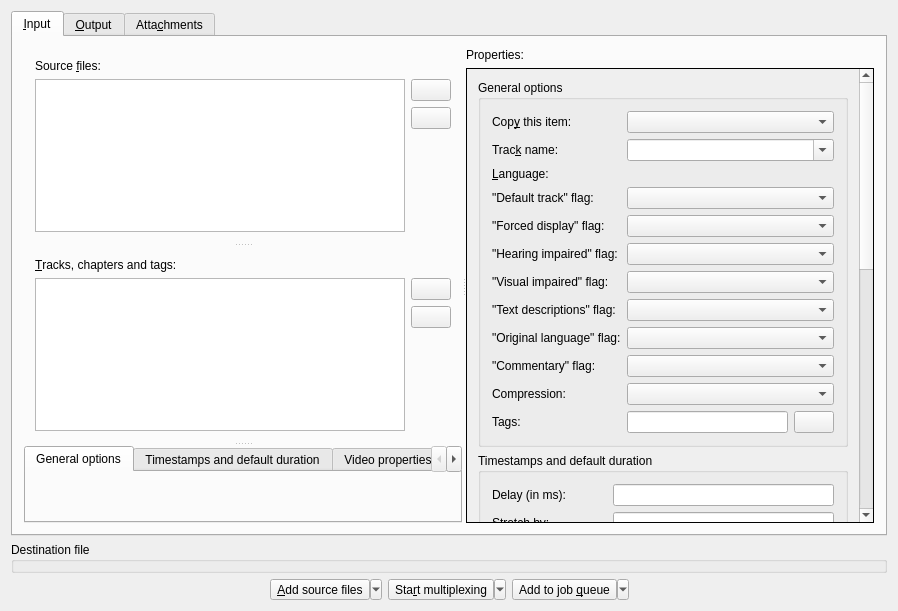
This is src/mkvtoolnix-gui/forms/merge/tab.ui in jpsdr/MKVToolnix-Windows-7 as Qt 5 draws it before an edit. The edited form follows.
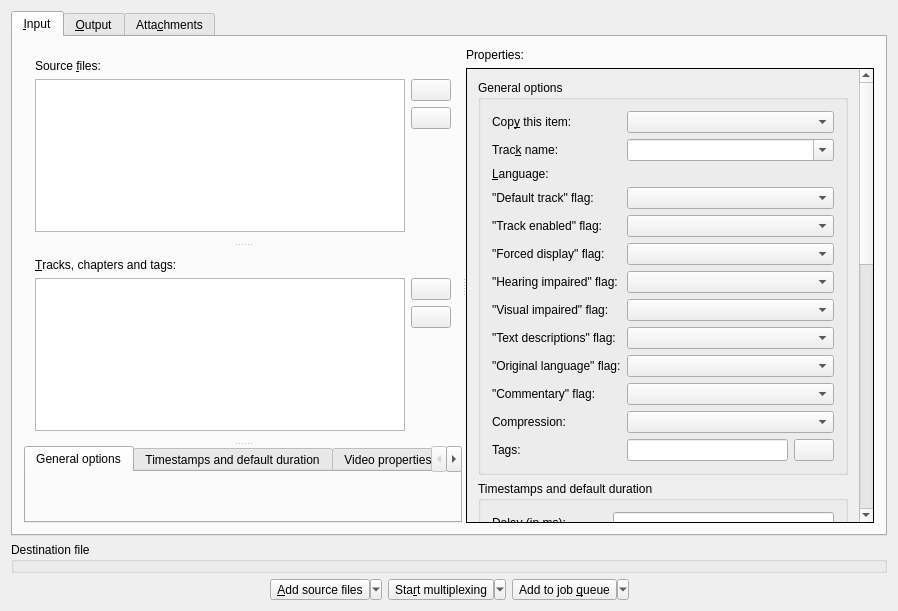
This is the edited form. Icons and pictures are not drawn. Custom widgets are drawn as their Qt base class.

Commit message: GUI: mux: add option for setting "track enabled" flag

What changed in the file:
```diff
--- a/src/mkvtoolnix-gui/forms/merge/tab.ui
+++ b/src/mkvtoolnix-gui/forms/merge/tab.ui
@@ -428,6 +428,46 @@
                       <string>General options</string>
                      </property>
                      <layout class="QGridLayout" name="gridLayout_3">
+                      <item row="3" column="0">
+                       <widget class="QLabel" name="defaultTrackFlagLabel">
+                        <property name="text">
+                         <string>&quot;Default track&quot; flag:</string>
+                        </property>
+                       </widget>
+                      </item>
+                      <item row="8" column="0">
+                       <widget class="QLabel" name="textDescriptionsFlagLabel">
+                        <property name="text">
+                         <string>&quot;Text descriptions&quot; flag:</string>
+                        </property>
+                       </widget>
+                      </item>
+                      <item row="1" column="1">
+                       <widget class="QComboBox" name="trackName">
+                        <property name="editable">
+                         <bool>true</bool>
+                        </property>
+                       </widget>
+                      </item>
+                      <item row="5" column="1">
+                       <widget class="QComboBox" name="forcedTrackFlag"/>
+                      </item>
+                      <item row="11" column="1">
+                       <widget class="QComboBox" name="compression"/>
+                      </item>
+                      <item row="10" column="1">
+                       <widget class="QComboBox" name="commentaryFlag"/>
+                      </item>
+                      <item row="5" column="0">
+                       <widget class="QLabel" name="forcedTrackFlagLabel">
+                        <property name="text">
+                         <string>&quot;Forced display&quot; flag:</string>
+                        </property>
+                        <property name="buddy">
+                         <cstring>forcedTrackFlag</cstring>
+                        </property>
+                       </widget>
+                      </item>
                       <item row="0" column="0">
                        <widget class="QLabel" name="muxThisLabel">
                         <property name="text">
@@ -438,26 +478,19 @@
                         </property>
                        </widget>
                       </item>
+                      <item row="8" column="1">
+                       <widget class="QComboBox" name="textDescriptionsFlag"/>
+                      </item>
+                      <item row="6" column="0">
+                       <widget class="QLabel" name="hearingImpairedFlagLabel">
+                        <property name="text">
+                         <string>&quot;Hearing impaired&quot; flag:</string>
+                        </property>
+                       </widget>
+                      </item>
                       <item row="0" column="1">
                        <widget class="QComboBox" name="muxThis"/>
                       </item>
-                      <item row="1" column="0">
-                       <widget class="QLabel" name="trackNameLabel">
-                        <property name="text">
-                         <string>Trac&amp;k name:</string>
-                        </property>
-                        <property name="buddy">
-                         <cstring>trackName</cstring>
-                        </property>
-                       </widget>
-                      </item>
-                      <item row="1" column="1">
-                       <widget class="QComboBox" name="trackName">
-                        <property name="editable">
-                         <bool>true</bool>
-                        </property>
-                       </widget>
-                      </item>
                       <item row="2" column="0">
                        <widget class="QLabel" name="trackLanguageLabel">
                         <property name="text">
@@ -468,100 +501,27 @@
                         </property>
                        </widget>
                       </item>
+                      <item row="3" column="1">
+                       <widget class="QComboBox" name="defaultTrackFlag"/>
+                      </item>
                       <item row="2" column="1">
                        <widget class="mtx::gui::Util::LanguageDisplayWidget" name="trackLanguage"/>
                       </item>
-                      <item row="3" column="0">
-                       <widget class="QLabel" name="defaultTrackFlagLabel">
-                        <property name="text">
-                         <string>&quot;Default track&quot; flag:</string>
-                        </property>
-                       </widget>
-                      </item>
-                      <item row="3" column="1">
-                       <widget class="QComboBox" name="defaultTrackFlag"/>
-                      </item>
-                      <item row="4" column="0">
-                       <widget class="QLabel" name="forcedTrackFlagLabel">
-                        <property name="text">
-                         <string>&quot;Forced display&quot; flag:</string>
-                        </property>
-                        <property name="buddy">
-                         <cstring>forcedTrackFlag</cstring>
-                        </property>
-                       </widget>
-                      </item>
-                      <item row="4" column="1">
-                       <widget class="QComboBox" name="forcedTrackFlag"/>
-                      </item>
-                      <item row="5" column="0">
-                       <widget class="QLabel" name="hearingImpairedFlagLabel">
-                        <property name="text">
-                         <string>&quot;Hearing impaired&quot; flag:</string>
-                        </property>
-                       </widget>
-                      </item>
-                      <item row="5" column="1">
-                       <widget class="QComboBox" name="hearingImpairedFlag"/>
-                      </item>
-                      <item row="6" column="0">
+                      <item row="7" column="0">
                        <widget class="QLabel" name="visualImpairedFlagLabel">
                         <property name="text">
                          <string>&quot;Visual impaired&quot; flag:</string>
                         </property>
                        </widget>
                       </item>
-                      <item row="6" column="1">
-                       <widget class="QComboBox" name="visualImpairedFlag"/>
-                      </item>
-                      <item row="7" column="0">
-                       <widget class="QLabel" name="textDescriptionsFlagLabel">
-                        <property name="text">
-                         <string>&quot;Text descriptions&quot; flag:</string>
-                        </property>
-                       </widget>
-                      </item>
-                      <item row="7" column="1">
-                       <widget class="QComboBox" name="textDescriptionsFlag"/>
-                      </item>
-                      <item row="8" column="0">
+                      <item row="9" column="0">
                        <widget class="QLabel" name="originalFlagLabel">
                         <property name="text">
                          <string>&quot;Original language&quot; flag:</string>
                         </property>
                        </widget>
                       </item>
-                      <item row="8" column="1">
-                       <widget class="QComboBox" name="originalFlag"/>
-                      </item>
-                      <item row="9" column="0">
-                       <widget class="QLabel" name="commentaryFlagLabel">
-                        <property name="text">
-                         <string>&quot;Commentary&quot; flag:</string>
-                        </property>
-                       </widget>
-                      </item>
-                      <item row="9" column="1">
-                       <widget class="QComboBox" name="commentaryFlag"/>
-                      </item>
-                      <item row="10" column="0">
-                       <widget class="QLabel" name="compressionLabel">
-                        <property name="text">
-                         <string>Compression:</string>
-                        </property>
-                       </widget>
-                      </item>
-                      <item row="10" column="1">
-                       <widget class="QComboBox" name="compression"/>
-                      </item>
-                      <item row="11" column="0">
-                       <widget class="QLabel" name="trackTagsLabel">
-                        <property name="text">
-                         <string>Tags:</string>
-                        </property>
-                       </widget>
-                      </item>
-                      <item row="11" column="1">
+                      <item row="12" column="1">
                        <widget class="QWidget" name="trackTagsContainer" native="true">
                         <layout class="QHBoxLayout" name="horizontalLayout_11">
                          <property name="leftMargin">
@@ -593,6 +553,56 @@
                         </layout>
                        </widget>
                       </item>
+                      <item row="1" column="0">
+                       <widget class="QLabel" name="trackNameLabel">
+                        <property name="text">
+                         <string>Trac&amp;k name:</string>
+                        </property>
+                        <property name="buddy">
+                         <cstring>trackName</cstring>
+                        </property>
+                       </widget>
+                      </item>
+                      <item row="9" column="1">
+                       <widget class="QComboBox" name="originalFlag"/>
+                      </item>
+                      <item row="7" column="1">
+                       <widget class="QComboBox" name="visualImpairedFlag"/>
+                      </item>
+                      <item row="12" column="0">
+                       <widget class="QLabel" name="trackTagsLabel">
+                        <property name="text">
+                         <string>Tags:</string>
+                        </property>
+                       </widget>
+                      </item>
+                      <item row="11" column="0">
+                       <widget class="QLabel" name="compressionLabel">
+                        <property name="text">
+                         <string>Compression:</string>
+                        </property>
+                       </widget>
+                      </item>
+                      <item row="6" column="1">
+                       <widget class="QComboBox" name="hearingImpairedFlag"/>
+                      </item>
+                      <item row="10" column="0">
+                       <widget class="QLabel" name="commentaryFlagLabel">
+                        <property name="text">
+                         <string>&quot;Commentary&quot; flag:</string>
+                        </property>
+                       </widget>
+                      </item>
+                      <item row="4" column="0">
+                       <widget class="QLabel" name="trackEnabledFlagLabel">
+                        <property name="text">
+                         <string>&quot;Track enabled&quot; flag:</string>
+                        </property>
+                       </widget>
+                      </item>
+                      <item row="4" column="1">
+                       <widget class="QComboBox" name="trackEnabledFlag"/>
+                      </item>
                      </layout>
                     </widget>
                    </item>
```
Left out of the diff: 1 changed line with no effect on the pictures. The commit also changes 6 other files.
